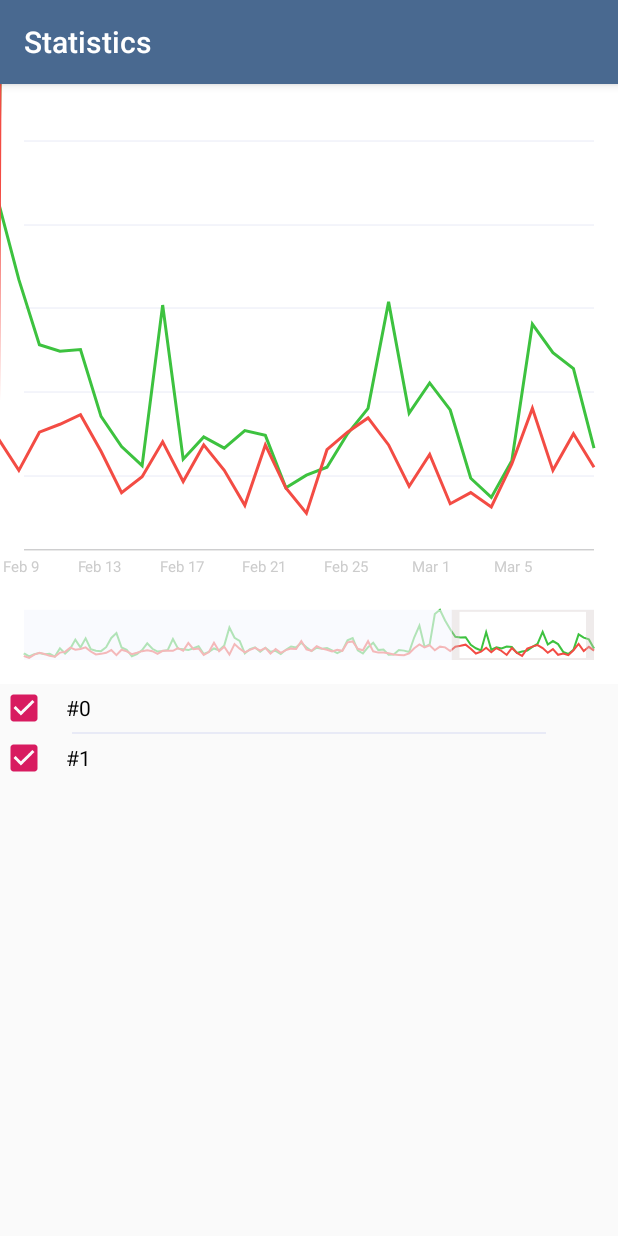
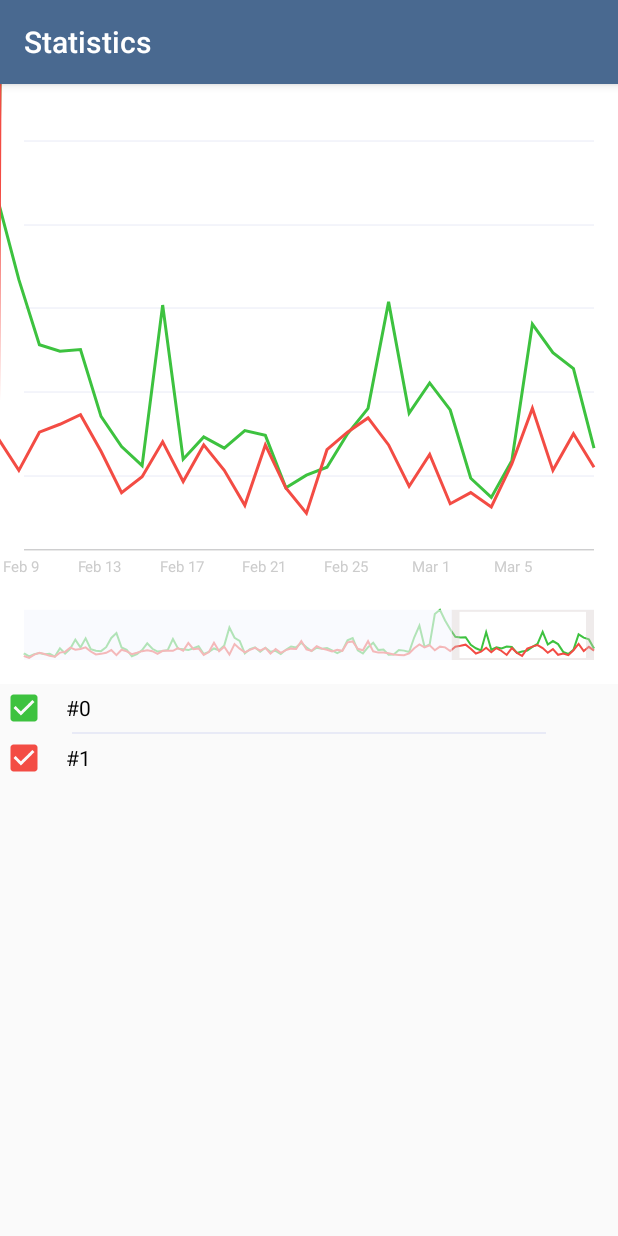
Before and after one commit to elec60/TelegramContestChart, an Android app: the screen it shows after launch (MainActivity), on a phone screen of 412 x 824 dp. Run offline under Robolectric (Android 15) with nearby library versions, the phone set to English and light mode, and no system bars.

Commit message:
initial commit

```diff
--- a/app/src/main/java/com/hm60/telegramcontestchart/MainActivity.java
+++ b/app/src/main/java/com/hm60/telegramcontestchart/MainActivity.java
@@ -1,8 +1,10 @@
 package com.hm60.telegramcontestchart;
 
+import android.content.res.ColorStateList;
 import android.graphics.Color;
 import android.support.v7.app.AppCompatActivity;
 import android.os.Bundle;
+import android.support.v7.widget.AppCompatCheckBox;
 import android.support.v7.widget.AppCompatTextView;
 import android.text.StaticLayout;
 import android.widget.CheckBox;
@@ -102,13 +104,14 @@ public class MainActivity extends AppCompatActivity {
 
     }
 
-    private CheckBox createCheckBox(int i1, String name, String color) {
-        final CheckBox cb = new CheckBox(this);
+    private AppCompatCheckBox createCheckBox(int i1, String name, String color) {
+        final AppCompatCheckBox cb = new AppCompatCheckBox(this);
         cb.setPadding(AndroidUtilities.dp(12), AndroidUtilities.dp(4), 0, AndroidUtilities.dp(4));
         cb.setChecked(true);
         cb.setText(name);
-        cb.setHighlightColor(Color.parseColor(color));
+        cb.setSupportButtonTintList(new ColorStateList(new int[][]{new int[]{Color.parseColor(color)}}, new int[]{Color.parseColor(color)}));
         cb.setTag(i1);
+
         cb.setOnCheckedChangeListener(new CompoundButton.OnCheckedChangeListener() {
             @Override
             public void onCheckedChanged(CompoundButton buttonView, boolean isChecked) {
--- a/app/src/main/java/com/hm60/telegramcontestchart/ui/component/CheckBox.java
+++ b/app/src/main/java/com/hm60/telegramcontestchart/ui/component/CheckBox.java
@@ -1,10 +1,13 @@
 package com.hm60.telegramcontestchart.ui.component;
 
 import android.content.Context;
+import android.graphics.Canvas;
 import android.support.annotation.Nullable;
 import android.util.AttributeSet;
 import android.view.View;
 
+
+//unfortunately i have not enough time to fully complete this contest, but im sure i could!
 public class CheckBox extends View {
 
     public CheckBox(Context context) {
@@ -19,5 +22,8 @@ public class CheckBox extends View {
         super(context, attrs, defStyleAttr);
     }
 
-
+    @Override
+    protected void onDraw(Canvas canvas) {
+        super.onDraw(canvas);
+    }
 }
--- a/app/src/main/res/layout/activity_main.xml
+++ b/app/src/main/res/layout/activity_main.xml
@@ -2,7 +2,8 @@
 <ScrollView xmlns:android="http://schemas.android.com/apk/res/android"
     android:layout_height="match_parent"
     android:layout_width="match_parent"
-    xmlns:tools="http://schemas.android.com/tools">
+    xmlns:tools="http://schemas.android.com/tools"
+    xmlns:app="http://schemas.android.com/apk/res-auto">
 
     <LinearLayout
         android:layout_width="match_parent"
```
